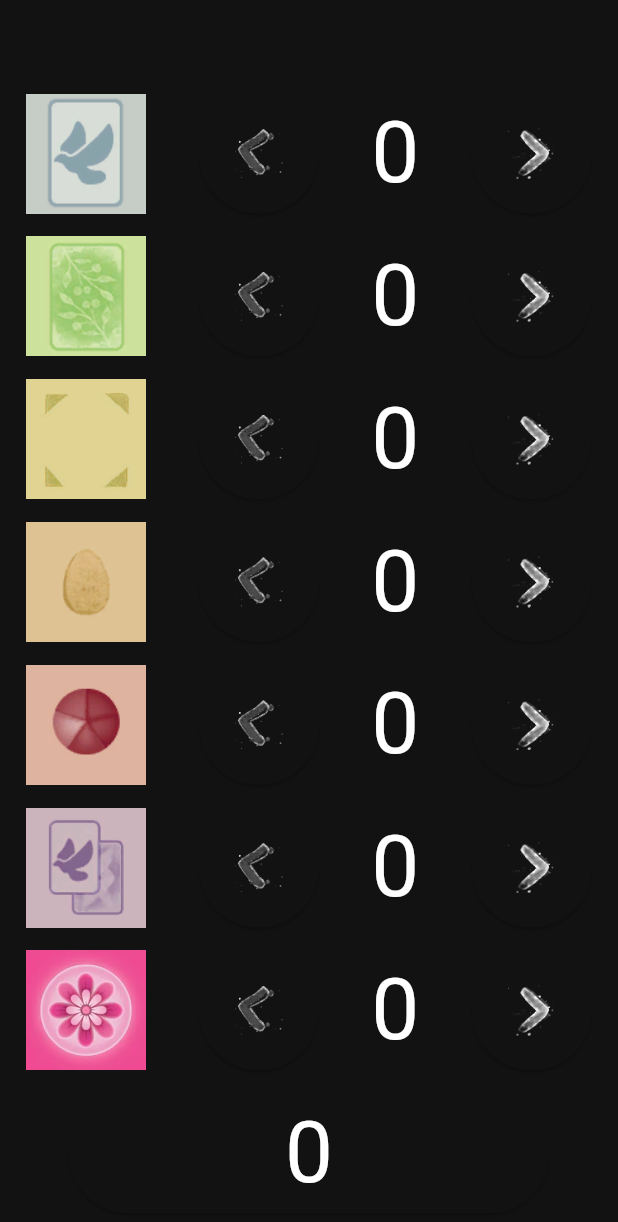
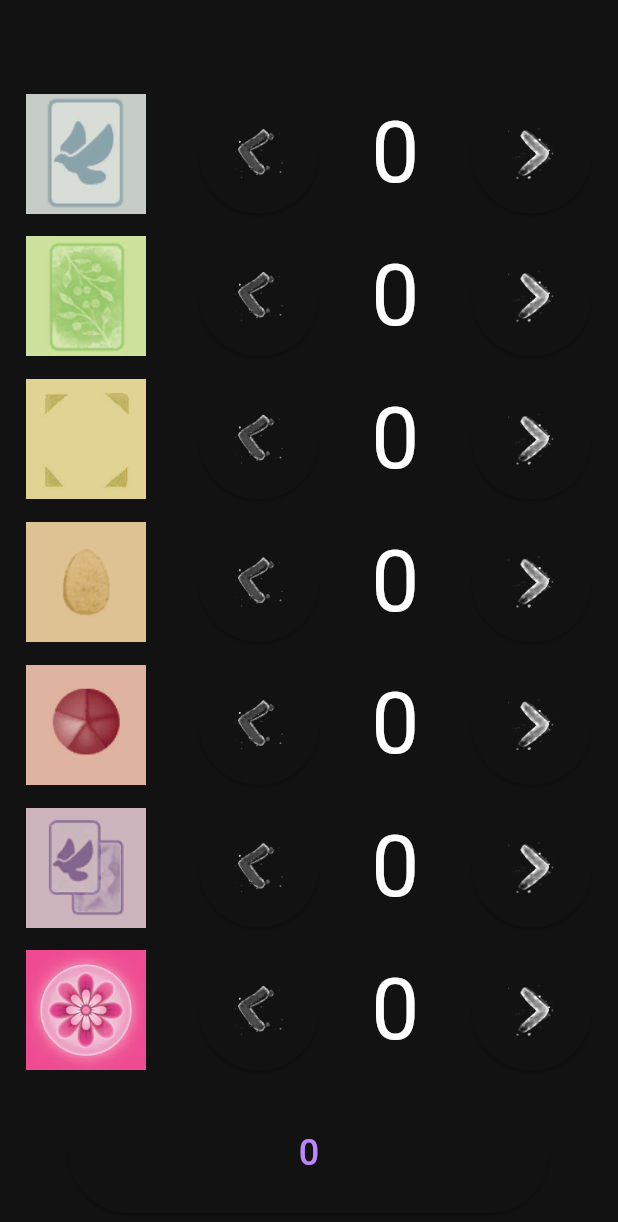
Before and after one commit to kaapomoi/wingspan-score-counter, a Flutter app: the screen it shows after launch, after a tap on "reveal score", on a phone screen of 412 x 824 dp. Shown: the top 1222 px of the screen. Run offline on Flutter 3.47's test engine with Material 3 defaults, Android fonts, the phone set to English and light mode, and no system bars.

Commit message:
Add score reveal animation

```diff
--- a/lib/main.dart
+++ b/lib/main.dart
@@ -78,9 +78,9 @@ class _MyHomePageState extends State<MyHomePage> {
                   HapticFeedback.vibrate();
                 },
                 child: scoreRevealed
-                    ? Text(
-                        '$sum',
-                        style: Theme.of(context).textTheme.displayLarge,
+                    ? DigitScrollAnimation(
+                        value: sum, // Your three-digit variable here
+                        duration: const Duration(seconds: 5),
                       )
                     : Text(
                         'reveal score',
@@ -94,3 +94,58 @@ class _MyHomePageState extends State<MyHomePage> {
     );
   }
 }
+
+class DigitScrollAnimation extends StatefulWidget {
+  final int value;
+  final Duration duration;
+
+  const DigitScrollAnimation(
+      {super.key, required this.value, required this.duration});
+
+  @override
+  State<DigitScrollAnimation> createState() => _DigitScrollAnimationState();
+}
+
+class _DigitScrollAnimationState extends State<DigitScrollAnimation>
+    with TickerProviderStateMixin {
+  late AnimationController _controller;
+  late Animation<int> _animation;
+
+  @override
+  void initState() {
+    super.initState();
+
+    _controller = AnimationController(
+      vsync: this,
+      duration: widget.duration,
+    );
+
+    _animation = IntTween(
+      begin: 0,
+      end: widget.value,
+    ).animate(CurvedAnimation(parent: _controller, curve: Curves.easeOutQuint));
+
+    _controller.forward();
+  }
+
+  @override
+  void dispose() {
+    _controller.dispose();
+    super.dispose();
+  }
+
+  @override
+  Widget build(BuildContext context) {
+    return AnimatedBuilder(
+      animation: _controller,
+      builder: (context, child) {
+        final fontSize = 24.0 + (_animation.value / 3.0);
+
+        return Text(
+          _animation.value.toString(),
+          style: TextStyle(fontSize: fontSize),
+        );
+      },
+    );
+  }
+}
```
